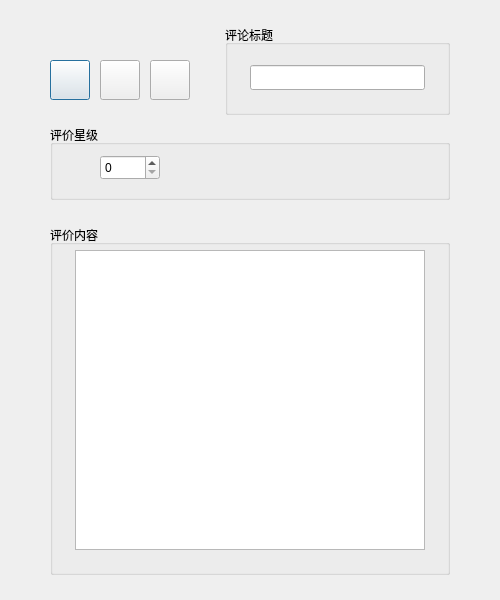
Before: the Qt Designer form ProjectFrontend/AddComment.ui in Vladimir2506/ProjectCpp, drawn with Qt 5.
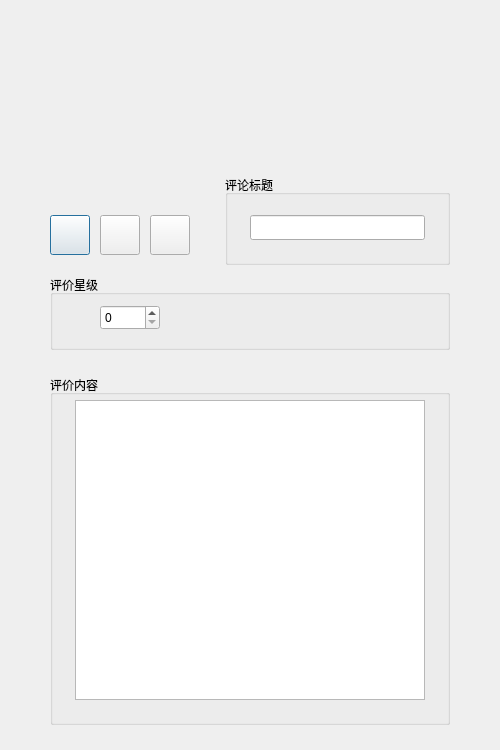
After: the same form once the commit is applied. Icons and pictures are not drawn.

```diff
--- a/ProjectFrontend/AddComment.ui
+++ b/ProjectFrontend/AddComment.ui
@@ -7,19 +7,19 @@
     <x>0</x>
     <y>0</y>
     <width>500</width>
-    <height>600</height>
+    <height>750</height>
    </rect>
   </property>
   <property name="minimumSize">
    <size>
     <width>500</width>
-    <height>600</height>
+    <height>750</height>
    </size>
   </property>
   <property name="maximumSize">
    <size>
     <width>500</width>
-    <height>600</height>
+    <height>750</height>
    </size>
   </property>
   <property name="windowTitle">
@@ -29,7 +29,7 @@
    <property name="geometry">
     <rect>
      <x>50</x>
-     <y>125</y>
+     <y>275</y>
      <width>400</width>
      <height>75</height>
     </rect>
@@ -123,7 +123,7 @@
    <property name="geometry">
     <rect>
      <x>50</x>
-     <y>225</y>
+     <y>375</y>
      <width>400</width>
      <height>350</height>
     </rect>
@@ -149,7 +149,7 @@
    <property name="geometry">
     <rect>
      <x>50</x>
-     <y>60</y>
+     <y>215</y>
      <width>40</width>
      <height>40</height>
     </rect>
@@ -172,7 +172,7 @@
    <property name="geometry">
     <rect>
      <x>150</x>
-     <y>60</y>
+     <y>215</y>
      <width>40</width>
      <height>40</height>
     </rect>
@@ -195,7 +195,7 @@
    <property name="geometry">
     <rect>
      <x>100</x>
-     <y>60</y>
+     <y>215</y>
      <width>40</width>
      <height>40</height>
     </rect>
@@ -218,7 +218,7 @@
    <property name="geometry">
     <rect>
      <x>225</x>
-     <y>25</y>
+     <y>175</y>
      <width>225</width>
      <height>90</height>
     </rect>
@@ -241,7 +241,7 @@
    <property name="geometry">
     <rect>
      <x>50</x>
-     <y>25</y>
+     <y>175</y>
      <width>150</width>
      <height>25</height>
     </rect>
@@ -253,6 +253,27 @@
     <set>Qt::AlignCenter</set>
    </property>
   </widget>
+  <widget class="QLabel" name="lblAddcBGN">
+   <property name="geometry">
+    <rect>
+     <x>0</x>
+     <y>0</y>
+     <width>500</width>
+     <height>750</height>
+    </rect>
+   </property>
+   <property name="text">
+    <string/>
+   </property>
+  </widget>
+  <zorder>lblAddcBGN</zorder>
+  <zorder>gbStars</zorder>
+  <zorder>gbContent</zorder>
+  <zorder>btnBack</zorder>
+  <zorder>btnNext</zorder>
+  <zorder>btnCommit</zorder>
+  <zorder>gbTitle</zorder>
+  <zorder>lblName</zorder>
  </widget>
  <layoutdefault spacing="6" margin="11"/>
  <resources/>
```
